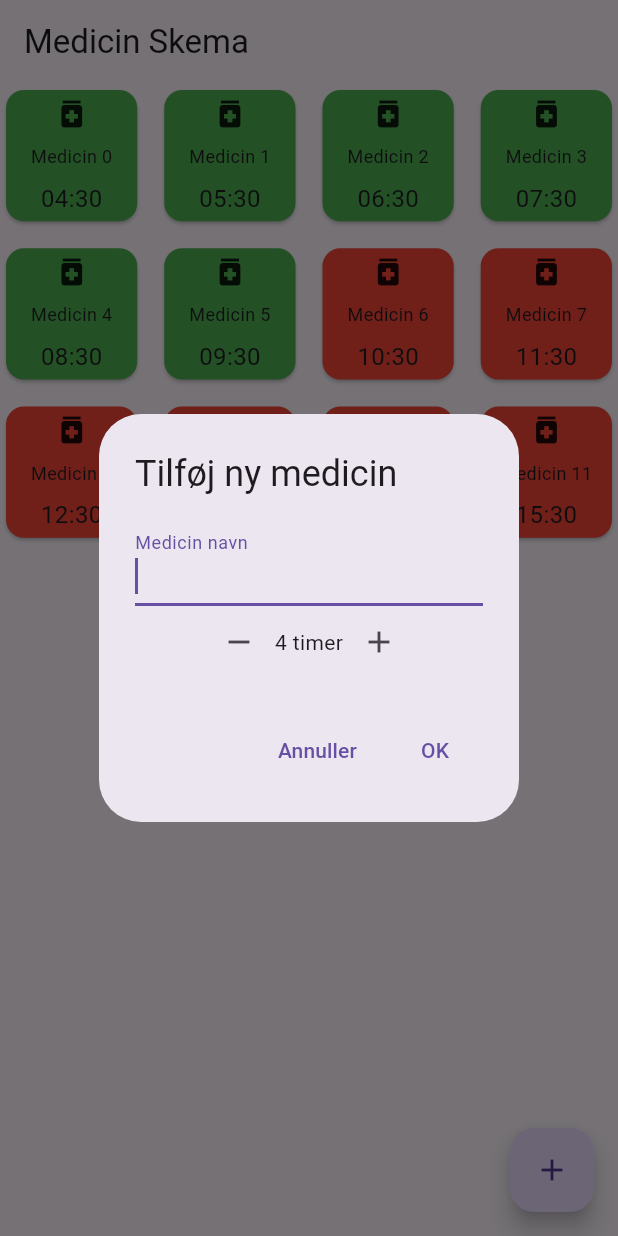
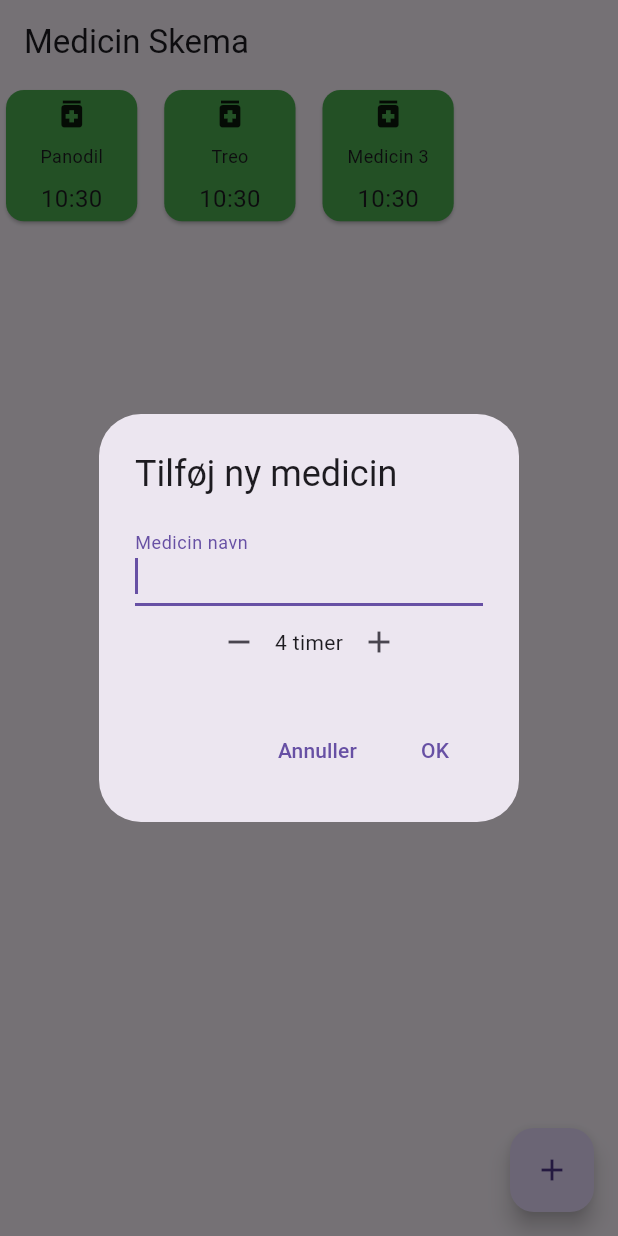
Before and after one commit to aerodk/animated_disco, a Flutter app: the screen it shows after launch, after a tap on the "add" icon, on a phone screen of 412 x 824 dp. Run offline on Flutter 3.47's test engine with Material 3 defaults, Android fonts, the phone set to English and light mode, and no system bars; our stand-ins replace hive; accounts and stored records are empty.

Commit message:
remove old list main, added saving via hive

```diff
--- a/lib/main.dart
+++ b/lib/main.dart
@@ -1,9 +1,15 @@
+import 'package:flutter/foundation.dart';
 import 'package:flutter/material.dart';
+import 'package:hive/hive.dart';
+import 'package:intl/intl.dart';
+import 'package:path_provider/path_provider.dart';
 
-/*void main() {
+import 'medicin_tile.dart';
+
+void main() {
   runApp(const MyApp());
 }
-*/
+
 class MyApp extends StatelessWidget {
   const MyApp({super.key});
 
@@ -14,13 +20,80 @@ class MyApp extends StatelessWidget {
       theme: ThemeData(
         primarySwatch: Colors.blue,
       ),
-      home: const MedicinListe(),
+      home: const MedicinGrid(),
     );
   }
 }
 
-class MedicinListe extends StatelessWidget {
-  const MedicinListe({super.key});
+class MedicinGrid extends StatefulWidget {
+  const MedicinGrid({super.key});
+
+  @override
+  _MedicinGridState createState() => _MedicinGridState();
+}
+
+class _MedicinGridState extends State<MedicinGrid> {
+  List<MedicinTile> medicinList = [];
+  late Future<Box<MedicinTile>> _hiveBox;
+  bool _isLoadingHive = true;
+
+  @override
+  void initState() {
+    super.initState();
+    // Initialiser Hive
+    _loadMedicinTiles();
+  }
+
+  void _loadMedicinTiles() async {
+    _isLoadingHive = true;
+    if (!kIsWeb) {
+      // Kun kald Hive.init med en sti, når det ikke er på web
+      final dir = await getApplicationDocumentsDirectory();
+      Hive.init(dir.path);
+    }
+    Hive.registerAdapter(MedicinTileAdapter());
+    // Åbn en Hive-boks asynkront
+    _hiveBox = Hive.openBox<MedicinTile>('medicinBox');
+    _hiveBox.then((box) {
+      if (box.isEmpty) {
+        // Boksen er tom, indsæt standard medicin tiles
+        final DateTime now = DateTime.now();
+        box.add(MedicinTile(name: 'Panodil', time: now, doseringInterval: 4));
+        box.add(MedicinTile(name: 'Treo', time: now, doseringInterval: 6));
+        box.add(MedicinTile(name: 'Medicin 3', time: now, doseringInterval: 8));
+      }
+
+      setState(() {
+        medicinList = box.values.toList();
+        _isLoadingHive = false;
+      });
+    });
+  }
+
+  void _showTimePicker(MedicinTile tile) async {
+    final TimeOfDay? picked = await showTimePicker(
+      context: context,
+      initialTime: TimeOfDay.now(),
+    );
+    if (picked != null) {
+      setState(() {
+        tile.time = DateTime(
+          tile.time.year,
+          tile.time.month,
+          tile.time.day,
+          picked.hour,
+          picked.minute,
+        ).add(const Duration(hours: 4));
+      });
+      tile.save();
+    }
+  }
+
+  @override
+  void dispose() {
+    Hive.close();
+    super.dispose();
+  }
 
   @override
   Widget build(BuildContext context) {
@@ -28,39 +101,136 @@ class MedicinListe extends StatelessWidget {
       appBar: AppBar(
         title: const Text('Medicin Skema'),
       ),
-      body: ListView.builder(
-        itemCount: 10, // Antal rækker i listen, kan ændres efter behov
-        itemBuilder: (context, index) {
-          return ListTile(
-            title: Row(
+      floatingActionButton: FloatingActionButton(
+        onPressed: _addNewMedicin,
+        child: const Icon(Icons.add),
+      ),
+      body: _isLoadingHive
+          ? Center(child: CircularProgressIndicator())
+          : GridView.custom(
+              gridDelegate: const SliverGridDelegateWithMaxCrossAxisExtent(
+                maxCrossAxisExtent: 120, // Maksimal bredde for hver tile
+                childAspectRatio:
+                    1, // Forholdet mellem bredde og højde for hver tile
+                crossAxisSpacing: 10, // Afstand mellem tiles horisontalt
+                mainAxisSpacing: 10, // Afstand mellem tiles vertikalt
+              ),
+              childrenDelegate: SliverChildBuilderDelegate(
+                (context, index) {
+                  MedicinTile tile = medicinList[index];
+                  bool isPast = tile.time.isBefore(DateTime.now());
+                  return GestureDetector(
+                    onTap: () => _showTimePicker(tile),
+                    child: Card(
+                      color: isPast ? Colors.green : Colors.red,
+                      child: GridTile(
+                        child: Column(
+                          mainAxisAlignment: MainAxisAlignment.center,
                           children: <Widget>[
-                Expanded(
-                  child: Text('Medicin ${index + 1}'), // Medicin navn
+                            const Icon(Icons.medication, size: 24),
+                            const SizedBox(height: 8),
+                            Text(
+                              tile.name, // Brug navnet fra MedicinTile objektet
+                              style: const TextStyle(fontSize: 12),
                             ),
-                IconButton(
-                  icon: const Icon(Icons.arrow_downward),
-                  onPressed: () {
-                    // Tilføj handling for at tage medicin
+                            const SizedBox(height: 8),
+                            Text(
+                              DateFormat('HH:mm').format(tile.time),
+                              style: const TextStyle(fontSize: 16),
+                            ),
+                          ],
+                        ),
+                      ),
+                    ),
+                  );
+                },
+                childCount: medicinList.length,
+              ),
+            ),
+    );
+  }
+
+  void _addNewMedicin() async {
+    String medicinNavn = '';
+    int doseringInterval = 4;
+
+    return showDialog<void>(
+      context: context,
+      barrierDismissible: false,
+      // Brugeren skal trykke på knapper for at lukke dialogen
+      builder: (BuildContext context) {
+        return AlertDialog(
+          title: const Text('Tilføj ny medicin'),
+          content: StatefulBuilder(
+            builder: (BuildContext context, StateSetter setState) {
+              return Column(
+                mainAxisSize: MainAxisSize.min,
+                children: <Widget>[
+                  TextFormField(
+                    autofocus: true,
+                    decoration: const InputDecoration(
+                      labelText: 'Medicin navn',
+                    ),
+                    onChanged: (value) {
+                      medicinNavn = value;
                     },
                   ),
+                  Row(
+                    mainAxisAlignment: MainAxisAlignment.center,
+                    children: <Widget>[
                       IconButton(
-                  icon: const Icon(Icons.close),
+                        icon: const Icon(Icons.remove),
                         onPressed: () {
-                    // Tilføj handling for at slette medicin
+                          setState(() {
+                            if (doseringInterval > 1) {
+                              doseringInterval--;
+                            }
+                          });
+                        },
+                      ),
+                      Text('$doseringInterval timer'),
+                      IconButton(
+                        icon: const Icon(Icons.add),
+                        onPressed: () {
+                          setState(() {
+                            doseringInterval++;
+                          });
                         },
                       ),
                     ],
                   ),
-            subtitle: Text('Tid: ${DateTime.now()}'), // Medicin tid, kan ændres
+                ],
               );
             },
           ),
-      floatingActionButton: FloatingActionButton(
+          actions: <Widget>[
+            TextButton(
+              child: const Text('Annuller'),
               onPressed: () {
-          // Tilføj handling for at tilføje ny medicin
+                Navigator.of(context).pop();
               },
-        child: const Icon(Icons.add),
             ),
+            TextButton(
+              child: const Text('OK'),
+              onPressed: () {
+                DateTime nextDoseTime =
+                    DateTime.now().add(Duration(hours: doseringInterval));
+                var medicinTile = MedicinTile(
+                    name: medicinNavn,
+                    time: nextDoseTime,
+                    doseringInterval: doseringInterval);
+                _hiveBox.then((value) => value.add(medicinTile));
+                setState(() {
+                  medicinList.add(
+                    medicinTile,
+                  );
+                });
+                Navigator.of(context).pop();
+              },
+            ),
+          ],
+        );
+      },
     );
   }
 }
--- a/lib/main_tiles.dart
+++ /dev/null
@@ -1,198 +0,0 @@
-import 'package:flutter/material.dart';
-import 'package:intl/intl.dart';
-
-void main() {
-  runApp(const MyApp());
-}
-
-class MyApp extends StatelessWidget {
-  const MyApp({super.key});
-
-  @override
-  Widget build(BuildContext context) {
-    return MaterialApp(
-      title: 'Medicin Skema',
-      theme: ThemeData(
-        primarySwatch: Colors.blue,
-      ),
-      home: const MedicinGrid(),
-    );
-  }
-}
-
-class MedicinTile {
-  String name;
-  DateTime time;
-  int doseringInterval; // Timer mellem doseringer
-
-  MedicinTile(
-      {required this.name, required this.time, this.doseringInterval = 4});
-}
-
-class MedicinGrid extends StatefulWidget {
-  const MedicinGrid({super.key});
-
-  @override
-  _MedicinGridState createState() => _MedicinGridState();
-}
-
-class _MedicinGridState extends State<MedicinGrid> {
-  List<MedicinTile> medicinList = List.generate(
-    12,
-    (index) => MedicinTile(
-        name: 'Medicin $index',
-        time: DateTime.now().add(Duration(hours: index - 6))),
-  );
-
-  void _showTimePicker(MedicinTile tile) async {
-    final TimeOfDay? picked = await showTimePicker(
-      context: context,
-      initialTime: TimeOfDay.now(),
-    );
-    if (picked != null) {
-      setState(() {
-        tile.time = DateTime(
-          tile.time.year,
-          tile.time.month,
-          tile.time.day,
-          picked.hour,
-          picked.minute,
-        ).add(const Duration(hours: 4));
-      });
-    }
-  }
-
-  @override
-  Widget build(BuildContext context) {
-    return Scaffold(
-      appBar: AppBar(
-        title: const Text('Medicin Skema'),
-      ),
-      floatingActionButton: FloatingActionButton(
-        onPressed: _addNewMedicin,
-        child: const Icon(Icons.add),
-      ),
-      body: GridView.custom(
-        gridDelegate: const SliverGridDelegateWithMaxCrossAxisExtent(
-          maxCrossAxisExtent: 120, // Maksimal bredde for hver tile
-          childAspectRatio: 1, // Forholdet mellem bredde og højde for hver tile
-          crossAxisSpacing: 10, // Afstand mellem tiles horisontalt
-          mainAxisSpacing: 10, // Afstand mellem tiles vertikalt
-        ),
-        childrenDelegate: SliverChildBuilderDelegate(
-          (context, index) {
-            MedicinTile tile = medicinList[index];
-            bool isPast = tile.time.isBefore(DateTime.now());
-            return GestureDetector(
-              onTap: () => _showTimePicker(tile),
-              child: Card(
-                color: isPast ? Colors.green : Colors.red,
-                child: GridTile(
-                  child: Column(
-                    mainAxisAlignment: MainAxisAlignment.center,
-                    children: <Widget>[
-                      const Icon(Icons.medication, size: 24),
-                      const SizedBox(height: 8),
-                      Text(
-                        tile.name, // Brug navnet fra MedicinTile objektet
-                        style: const TextStyle(fontSize: 12),
-                      ),
-                      const SizedBox(height: 8),
-                      Text(
-                        DateFormat('HH:mm').format(tile.time),
-                        style: const TextStyle(fontSize: 16),
-                      ),
-                    ],
-                  ),
-                ),
-              ),
-            );
-          },
-          childCount: medicinList.length,
-        ),
-      ),
-    );
-  }
-
-  void _addNewMedicin() async {
-    String medicinNavn = '';
-    int doseringInterval = 4;
-
-    return showDialog<void>(
-      context: context,
-      barrierDismissible: false,
-      // Brugeren skal trykke på knapper for at lukke dialogen
-      builder: (BuildContext context) {
-        return AlertDialog(
-          title: const Text('Tilføj ny medicin'),
-          content: StatefulBuilder(
-            builder: (BuildContext context, StateSetter setState) {
-              return Column(
-                mainAxisSize: MainAxisSize.min,
-                children: <Widget>[
-                  TextFormField(
-                    autofocus: true,
-                    decoration: const InputDecoration(
-                      labelText: 'Medicin navn',
-                    ),
-                    onChanged: (value) {
-                      medicinNavn = value;
-                    },
-                  ),
-                  Row(
-                    mainAxisAlignment: MainAxisAlignment.center,
-                    children: <Widget>[
-                      IconButton(
-                        icon: const Icon(Icons.remove),
-                        onPressed: () {
-                          setState(() {
-                            if (doseringInterval > 1) {
-                              doseringInterval--;
-                            }
-                          });
-                        },
-                      ),
-                      Text('$doseringInterval timer'),
-                      IconButton(
-                        icon: const Icon(Icons.add),
-                        onPressed: () {
-                          setState(() {
-                            doseringInterval++;
-                          });
-                        },
-                      ),
-                    ],
-                  ),
-                ],
-              );
-            },
-          ),
-          actions: <Widget>[
-            TextButton(
-              child: const Text('Annuller'),
-              onPressed: () {
-                Navigator.of(context).pop();
-              },
-            ),
-            TextButton(
-              child: const Text('OK'),
-              onPressed: () {
-                DateTime nextDoseTime =
-                    DateTime.now().add(Duration(hours: doseringInterval));
-                setState(() {
-                  medicinList.add(
-                    MedicinTile(
-                        name: medicinNavn,
-                        time: nextDoseTime,
-                        doseringInterval: doseringInterval),
-                  );
-                });
-                Navigator.of(context).pop();
-              },
-            ),
-          ],
-        );
-      },
-    );
-  }
-}
--- /dev/null
+++ b/lib/medicin_tile.dart
@@ -0,0 +1,17 @@
+import 'package:hive/hive.dart';
+
+part 'medicin_tile.g.dart'; // Denne fil vil blive genereret af Hive generator
+
+@HiveType(typeId: 0) // typeId skal være unik for hver HiveType
+class MedicinTile extends HiveObject {
+  @HiveField(0)
+  final String name;
+
+  @HiveField(1)
+  DateTime time;
+
+  @HiveField(2)
+  final int doseringInterval;
+
+  MedicinTile({required this.name, required this.time, required this.doseringInterval});
+}
--- a/pubspec.yaml
+++ b/pubspec.yaml
@@ -31,6 +31,9 @@ dependencies:
   flutter:
     sdk: flutter
   intl: ^0.19.0 # Tjek for den nyeste version på pub.dev
+  hive: ^2.0.4
+  hive_flutter: ^1.1.0
+  path_provider: ^2.1.2
 
   # The following adds the Cupertino Icons font to your application.
   # Use with the CupertinoIcons class for iOS style icons.
@@ -39,6 +42,8 @@ dependencies:
 dev_dependencies:
   flutter_test:
     sdk: flutter
+  hive_generator: ^1.1.1
+  build_runner: ^2.1.2
 
   # The "flutter_lints" package below contains a set of recommended lints to
   # encourage good coding practices. The lint set provided by the package is
```
Also changed, not shown: lib/medicin_tile.g.dart (added), pubspec.lock, 2 other files. Lines whose indentation alone changed are shown as unchanged.
